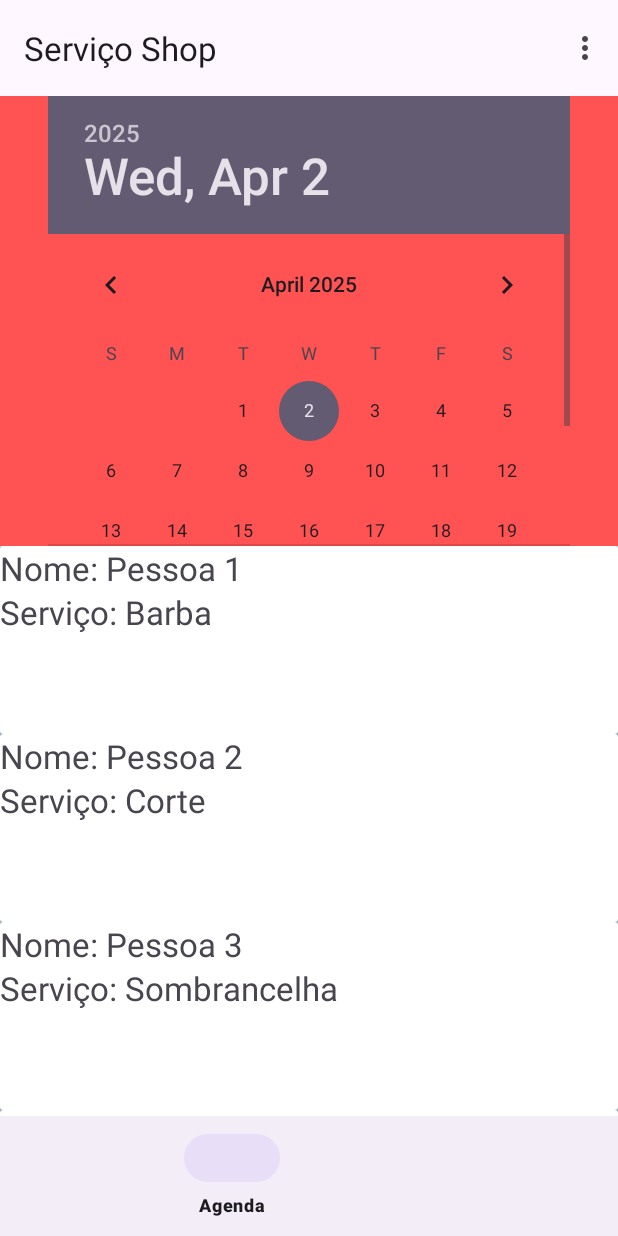
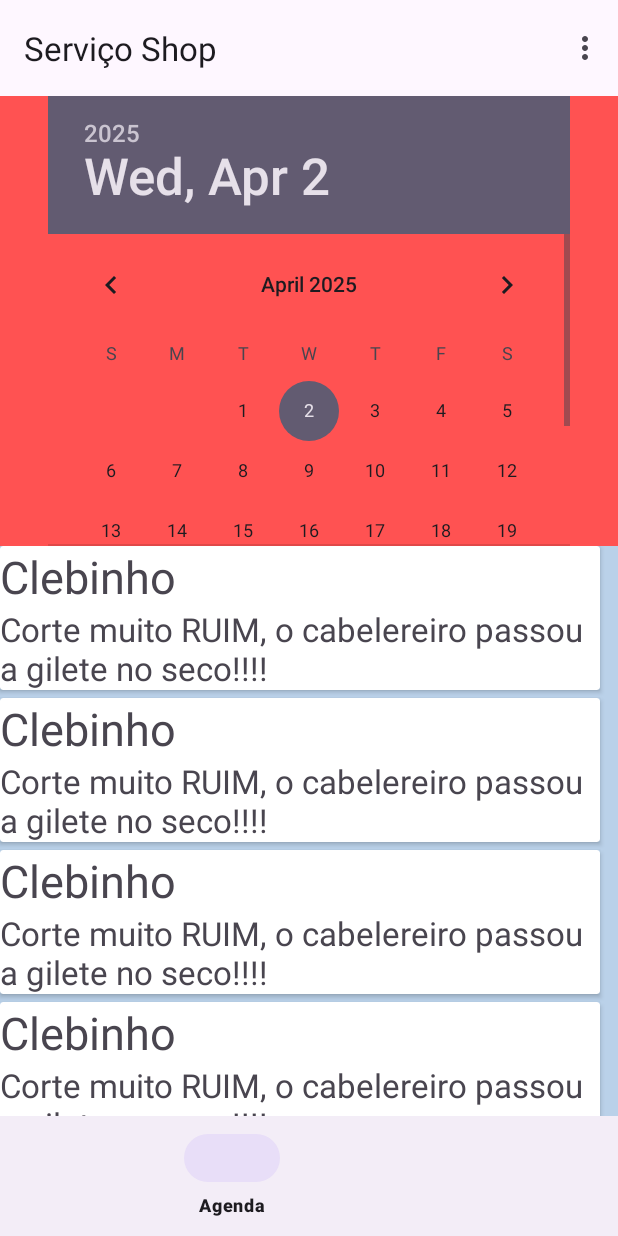
Before and after one commit to tPdru/agenda_App, an Android app: the PesquisaPerfFragment screen opened directly, with no data from a screen before it, item 2 of the bottom bar chosen, on a phone screen of 412 x 824 dp. Run offline under Robolectric (Android 15) with nearby library versions, the phone set to English and light mode, and no system bars; 4 statements that could not run were skipped.

```diff
--- a/app/src/main/AndroidManifest.xml
+++ b/app/src/main/AndroidManifest.xml
@@ -12,6 +12,9 @@
         android:supportsRtl="true"
         android:theme="@style/Theme.Agenda_App"
         tools:targetApi="31">
+        <activity
+            android:name=".PesquisaPerfTelaTrabalhadorActivity"
+            android:exported="false" />
         <activity
             android:name=".AgendarServicoActivity"
             android:exported="false" />
--- a/app/src/main/java/br/com/etecia/agenda_app/AdaptadorFragAgenda.java
+++ b/app/src/main/java/br/com/etecia/agenda_app/AdaptadorFragAgenda.java
@@ -25,7 +25,7 @@
     public AdaptadorFragAgenda.ViewHolder onCreateViewHolder(@NonNull ViewGroup parent, int viewType) {
         View view;
         LayoutInflater inflater = LayoutInflater.from(context);
-        view = inflater.inflate(R.layout.modelo_servico_horario_layout,parent,false);
+        view = inflater.inflate(R.layout.modelo_comentario,parent,false);
         return new ViewHolder(view);
     }
 
--- a/app/src/main/java/br/com/etecia/agenda_app/AdaptadorPerfilPesquisa.java
+++ b/app/src/main/java/br/com/etecia/agenda_app/AdaptadorPerfilPesquisa.java
@@ -25,7 +25,7 @@
     public AdaptadorPerfilPesquisa.ViewHolder onCreateViewHolder(@NonNull ViewGroup parent, int viewType) {
         View view;
         LayoutInflater inflater = LayoutInflater.from(context);
-        view = inflater.inflate(R.layout.modelo_perfil_servico,parent, false);
+        view = inflater.inflate(R.layout.modelo_tela_inicial_perfil_servico,parent, false);
 
         return new ViewHolder(view);
     }
--- /dev/null
+++ b/app/src/main/res/layout/modelo_comentario.xml
@@ -0,0 +1,28 @@
+<?xml version="1.0" encoding="utf-8"?>
+<androidx.cardview.widget.CardView xmlns:android="http://schemas.android.com/apk/res/android"
+    android:layout_width="400dp"
+    android:layout_height="wrap_content"
+    android:layout_gravity="center_horizontal"
+    android:layout_marginBottom="5dp">
+
+    <LinearLayout
+        android:layout_width="match_parent"
+        android:layout_height="match_parent"
+        android:orientation="vertical">
+
+        <TextView
+            android:id="@+id/txtCardComenCliNome"
+            android:layout_width="wrap_content"
+            android:layout_height="wrap_content"
+            android:text="Clebinho"
+            android:textSize="30sp" />
+
+        <TextView
+            android:id="@+id/txtCardComenComentario"
+            android:layout_width="wrap_content"
+            android:layout_height="wrap_content"
+            android:text="Corte muito RUIM, o cabelereiro passou a gilete no seco!!!!"
+            android:textSize="22sp" />
+
+    </LinearLayout>
+</androidx.cardview.widget.CardView>
--- a/app/src/main/res/layout/modelo_servico_horario_layout.xml
+++ /dev/null
@@ -1,32 +0,0 @@
-<?xml version="1.0" encoding="utf-8"?>
-<androidx.cardview.widget.CardView xmlns:android="http://schemas.android.com/apk/res/android"
-    android:layout_width="match_parent"
-    android:layout_height="125dp">
-
-    <LinearLayout
-        android:layout_width="match_parent"
-        android:layout_height="wrap_content"
-        android:orientation="horizontal">
-
-        <LinearLayout
-            android:layout_width="match_parent"
-            android:layout_height="match_parent"
-            android:orientation="vertical">
-
-            <TextView
-                android:id="@+id/txtNomeClienteAgendado"
-                android:layout_width="wrap_content"
-                android:layout_height="wrap_content"
-                android:text="Clebinho"
-                android:textSize="22sp" />
-
-            <TextView
-                android:id="@+id/txtServicoAgendado"
-                android:layout_width="wrap_content"
-                android:layout_height="wrap_content"
-                android:text="Calvão"
-                android:textSize="22sp" />
-
-        </LinearLayout>
-    </LinearLayout>
-</androidx.cardview.widget.CardView>
```
Also changed, not shown: app/src/main/java/br/com/etecia/agenda_app/PesquisaPerfTelaTrabalhadorActivity.java (added, +24 -0 lines), app/src/main/res/layout/modelo_card_de_servico.xml (added, +48 -0 lines), app/src/main/res/layout/modelo_horario_layout.xml (deleted, +0 -29 lines), app/src/main/res/layout/modelo_tela_inicial_perfil_servico.xml (renamed from app/src/main/res/layout/modelo_perfil_servico.xml, +7 -4 lines), app/src/main/res/layout/pesquisa_perf_tela_trabalhador_layout.xml (added, +25 -0 lines).
